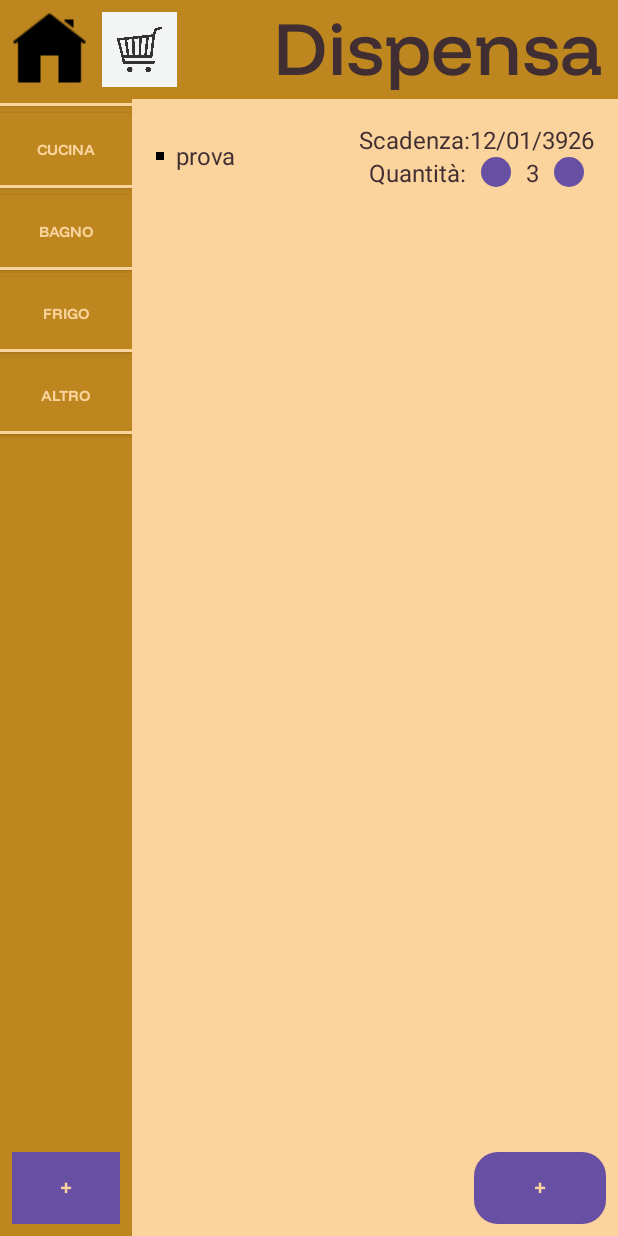
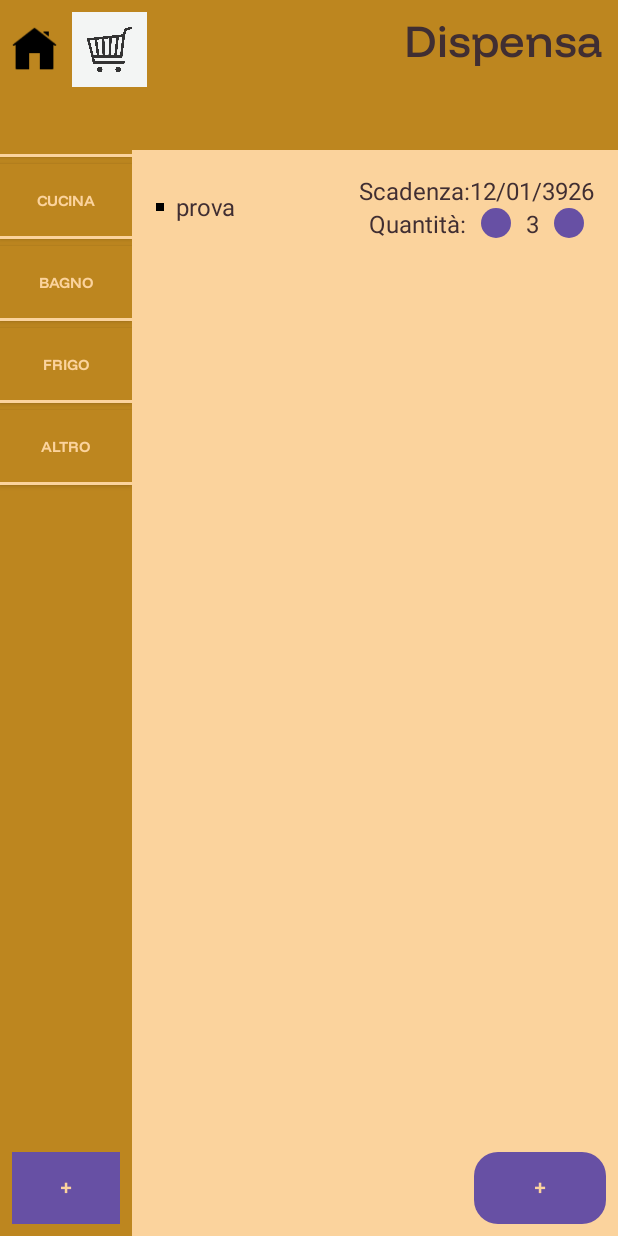
Before and after one commit to YuliaD2609/FarFromHome, an Android app: the screen it shows after launch (PantryActivity), after a tap on "Dispensa", on a phone screen of 412 x 824 dp. Run offline under Robolectric (Android 15) with nearby library versions, the phone set to English and light mode, and no system bars.

Commit message:
Menu orizzontale fixato pantry

```diff
--- a/app/src/main/java/com/example/farfromhome/HomeActivity.java
+++ b/app/src/main/java/com/example/farfromhome/HomeActivity.java
@@ -1,12 +1,13 @@
 package com.example.farfromhome;
 
 import android.annotation.SuppressLint;
-import android.app.Activity;
 import android.content.Intent;
 import android.os.Bundle;
 import android.view.View;
 
-public class HomeActivity extends Activity {
+import androidx.appcompat.app.AppCompatActivity;
+
+public class HomeActivity extends AppCompatActivity {
 
     @SuppressLint("MissingInflatedId")
     @Override
--- /dev/null
+++ b/app/src/main/java/com/example/farfromhome/HorizontalMenuFragment.java
@@ -0,0 +1,58 @@
+package com.example.farfromhome;
+
+import android.os.Bundle;
+import android.view.LayoutInflater;
+import android.view.View;
+import android.view.ViewGroup;
+import android.widget.TextView;
+import android.view.ViewTreeObserver;
+import androidx.fragment.app.Fragment;
+
+public class HorizontalMenuFragment extends Fragment {
+
+    @Override
+    public View onCreateView(LayoutInflater inflater, ViewGroup container,
+                             Bundle savedInstanceState) {
+        // Inflating the fragment's layout
+        View rootView = inflater.inflate(R.layout.horizontal_menu, container, false);
+
+        // Recuperare il titolo passato dal Bundle
+        assert getArguments() != null;
+        String title = getArguments().getString("TITLE", "Default Title");
+
+        // Impostare il titolo nel TextView
+        TextView titleTextView = rootView.findViewById(R.id.activityTitle); // Assicurati che l'ID del TextView nel layout sia "title"
+        titleTextView.setText(title);
+
+        // Ridimensionare dinamicamente il testo in base alla larghezza disponibile
+        titleTextView.getViewTreeObserver().addOnPreDrawListener(new ViewTreeObserver.OnPreDrawListener() {
+            @Override
+            public boolean onPreDraw() {
+                titleTextView.getViewTreeObserver().removeOnPreDrawListener(this);
+                int width = titleTextView.getWidth(); // Ottieni la larghezza disponibile del TextView
+
+                // Ridimensionare il testo in base alla larghezza
+                resizeText(titleTextView, width);
+
+                return true;
+            }
+        });
+
+        return rootView;
+    }
+
+    private void resizeText(TextView textView, int availableWidth) {
+        float textSize = 30f;
+        textView.setTextSize(textSize);
+
+        // Misurare la larghezza del testo
+        float textWidth = textView.getPaint().measureText(textView.getText().toString());
+
+        // Ridurre la dimensione del testo se il testo non entra nella larghezza disponibile
+        while (textWidth > availableWidth && textSize > 12f) {
+            textSize -= 2f; // Decrementare la dimensione del testo
+            textView.setTextSize(textSize);
+            textWidth = textView.getPaint().measureText(textView.getText().toString());
+        }
+    }
+}
--- a/app/src/main/java/com/example/farfromhome/PantryActivity.java
+++ b/app/src/main/java/com/example/farfromhome/PantryActivity.java
@@ -1,6 +1,5 @@
 package com.example.farfromhome;
 
-import android.app.Activity;
 import android.content.Intent;
 import android.os.Bundle;
 import android.widget.Button;
@@ -27,13 +26,18 @@
         super.onCreate(savedInstanceState);
         setContentView(R.layout.pantry_layout);
 
-        TextView titolo= findViewById(R.id.title);
-        titolo.setText("Dispensa");
+        FragmentManager fragmentManager = getSupportFragmentManager();
+        FragmentTransaction fragmentTransaction = fragmentManager.beginTransaction();
 
         VerticalMenuFragment categoriesFragment = new VerticalMenuFragment();
-        FragmentManager fragmentManager = getSupportFragmentManager();
-        FragmentTransaction fragmentTransaction = fragmentManager.beginTransaction();
         fragmentTransaction.replace(R.id.vertical_menu, categoriesFragment);
+
+        HorizontalMenuFragment horizontalFragment = new HorizontalMenuFragment();
+        Bundle bundle = new Bundle();
+        bundle.putString("TITLE", "Dispensa");
+        horizontalFragment.setArguments(bundle);
+        fragmentTransaction.replace(R.id.horizontal_menu, horizontalFragment);
+
         fragmentTransaction.commit();
 
         itemList = findViewById(R.id.itemList);
--- a/app/src/main/java/com/example/farfromhome/SuitcaseActivity.java
+++ b/app/src/main/java/com/example/farfromhome/SuitcaseActivity.java
@@ -3,7 +3,9 @@
 import android.app.Activity;
 import android.os.Bundle;
 
-public class SuitcaseActivity extends Activity {
+import androidx.appcompat.app.AppCompatActivity;
+
+public class SuitcaseActivity extends AppCompatActivity {
     @Override
     protected void onCreate(Bundle savedInstanceState) {
         super.onCreate(savedInstanceState);
--- a/app/src/main/java/com/example/farfromhome/VerticalMenuFragment.java
+++ b/app/src/main/java/com/example/farfromhome/VerticalMenuFragment.java
@@ -114,6 +114,7 @@
     private void visualizza(String categoryName) {
         Intent intent = new Intent(requireContext(), PantryActivity.class);
         intent.putExtra("CATEGORY_NAME", categoryName);
+        intent.setFlags(Intent.FLAG_ACTIVITY_NO_HISTORY);
         startActivity(intent);
     }
 }
--- a/app/src/main/res/layout/horizontal_menu.xml
+++ b/app/src/main/res/layout/horizontal_menu.xml
@@ -17,8 +17,8 @@
 
         <ImageView
             android:id="@+id/homeImage"
-            android:layout_width="50dp"
-            android:layout_height="50dp"
+            android:layout_width="30dp"
+            android:layout_height="30dp"
             android:focusable="true"
             android:src="@drawable/home_icon"
             android:layout_marginEnd="10dp"
@@ -35,15 +35,17 @@
     </LinearLayout>
 
     <TextView
-        android:id="@+id/title"
+        android:id="@+id/activityTitle"
         android:layout_width="0dp"
+        android:maxWidth="80dp"
         android:layout_height="match_parent"
         android:layout_weight="1"
         android:fontFamily="@font/funneldisplay_medium"
         android:gravity="end"
-        android:layout_marginRight="10dp"
+        android:layout_marginEnd="10dp"
         android:layout_gravity="center_vertical"
         android:textSize="50sp"
         android:text="TextView"
-        android:textColor="@color/black"/>
+        android:textColor="@color/black"
+        android:layout_marginTop="5dp"/>
 </LinearLayout>
--- a/app/src/main/res/layout/pantry_layout.xml
+++ b/app/src/main/res/layout/pantry_layout.xml
@@ -1,13 +1,11 @@
-<?xml version="1.0" encoding="utf-8"?>
 <RelativeLayout xmlns:android="http://schemas.android.com/apk/res/android"
     android:layout_width="match_parent"
     android:layout_height="match_parent"
     android:orientation="vertical"
     android:background="@color/lightBrown">
 
-    <include
+    <FrameLayout
         android:id="@+id/horizontal_menu"
-        layout="@layout/horizontal_menu"
         android:layout_width="match_parent"
     android:layout_height="wrap_content"
     android:layout_alignParentTop="true"/>
@@ -22,10 +20,11 @@
     <androidx.recyclerview.widget.RecyclerView
         android:id="@+id/itemList"
         android:layout_width="match_parent"
-            android:layout_height="match_parent"
+        android:layout_height="0dp"
+    android:layout_below="@id/horizontal_menu"
     android:layout_toRightOf="@id/vertical_menu"
-            android:layout_below="@id/horizontal_menu"
-            android:padding="8dp" />
+    android:layout_alignParentBottom="true"
+    android:padding="8dp"/>
 
     <Button
         android:id="@+id/addItemButton"
```
Lines whose indentation alone changed are shown as unchanged.
